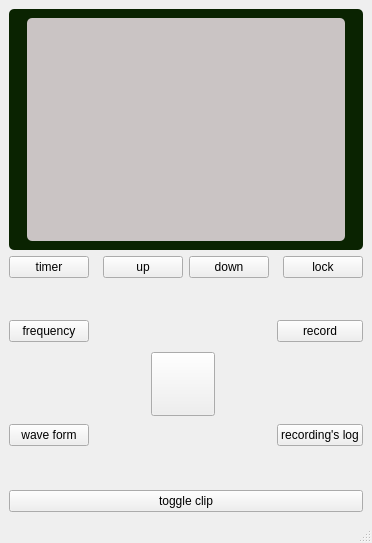
Before: the Qt Designer form mainwindow.ui in willwright1213/CESSimulator, drawn with Qt 5.
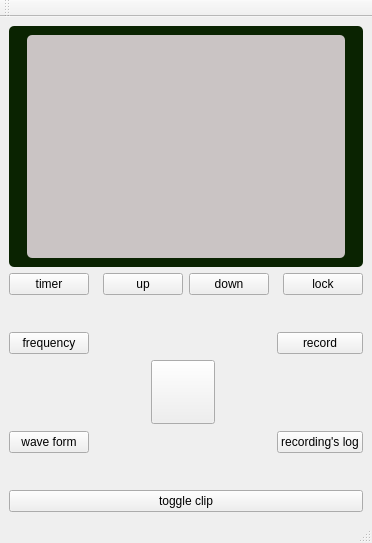
After: the same form once the commit is applied. Icons and pictures are not drawn.

Patch:
```diff
--- a/mainwindow.ui
+++ b/mainwindow.ui
@@ -305,6 +305,17 @@
    </property>
   </widget>
   <widget class="QStatusBar" name="statusbar"/>
+  <widget class="QToolBar" name="toolBar">
+   <property name="windowTitle">
+    <string>toolBar</string>
+   </property>
+   <attribute name="toolBarArea">
+    <enum>TopToolBarArea</enum>
+   </attribute>
+   <attribute name="toolBarBreak">
+    <bool>false</bool>
+   </attribute>
+  </widget>
  </widget>
  <resources/>
  <connections/>
```
Left out of the diff: 2 changed lines with no effect on the pictures.
